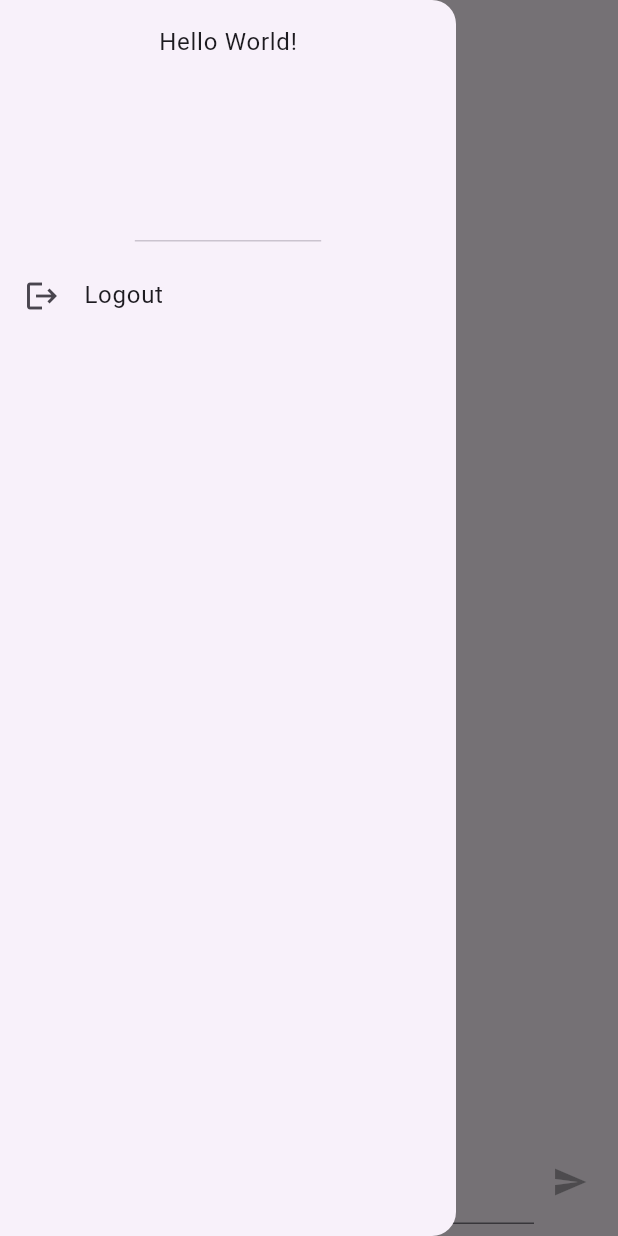
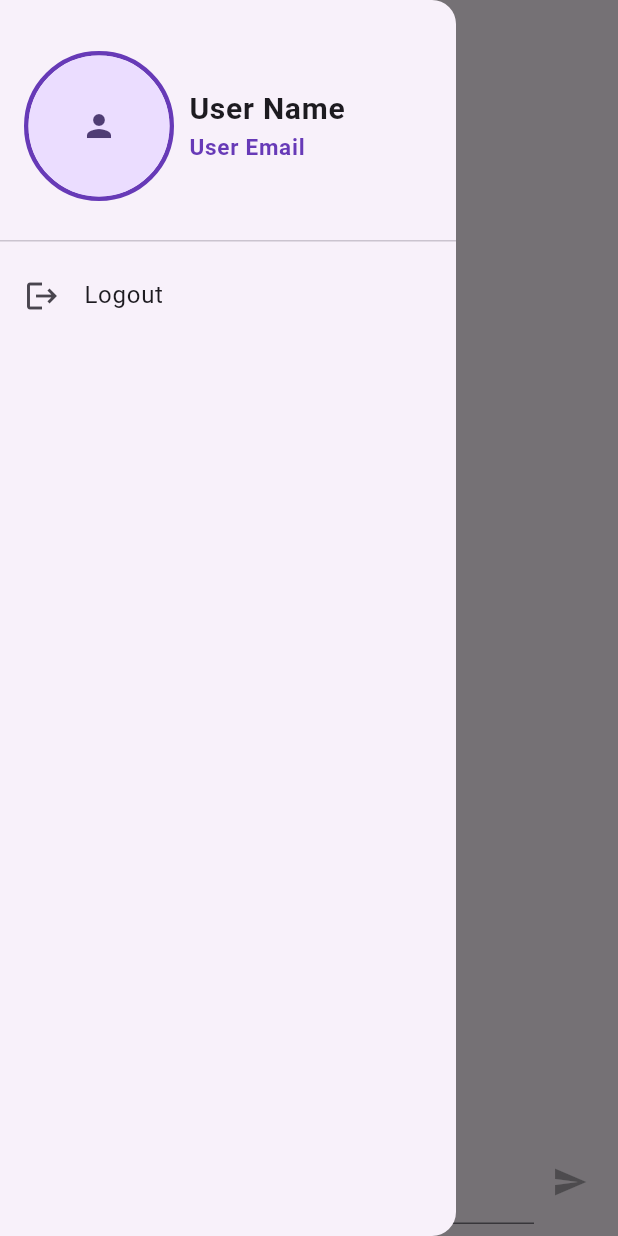
Before and after one commit to Nagi912003/Flutter-Chat-App, a Flutter app: the screen it shows once a user with an empty profile is signed in, with the side drawer open, on a phone screen of 412 x 824 dp. Run offline on Flutter 3.47's test engine with Material 2 defaults, Android fonts, the phone set to English and light mode, and no system bars; our stand-ins replace cloud_firestore, firebase_auth, firebase_core, image_picker; accounts and stored records are empty.

Commit message:
added image picker package allowing the user to change profile photo from either camera of gallery, and updated the drawer to do that.

```diff
--- a/lib/screens/chat_screen.dart
+++ b/lib/screens/chat_screen.dart
@@ -1,8 +1,8 @@
 import 'package:chat_app/widgets/chat/messages.dart';
 import 'package:chat_app/widgets/chat/new_message.dart';
+import 'package:chat_app/widgets/image_picker/user_image_picker.dart';
 import 'package:firebase_auth/firebase_auth.dart';
 import 'package:flutter/material.dart';
-import 'package:cloud_firestore/cloud_firestore.dart';
 
 class ChatScreen extends StatelessWidget {
   const ChatScreen({Key? key}) : super(key: key);
@@ -30,7 +30,35 @@ class ChatScreen extends StatelessWidget {
         child: Column(
           children: [
             const DrawerHeader(
-              child: Text('Hello World!'),
+              child: Row(
+                children: [
+                  UserImagePicker(),
+                  SizedBox(
+                    width: 10,
+                  ),
+                  Column(
+                    mainAxisAlignment: MainAxisAlignment.center,
+                    crossAxisAlignment: CrossAxisAlignment.start,
+                    children: [
+                      Text(
+                        'User Name',
+                        style: TextStyle(
+                          fontSize: 20,
+                          fontWeight: FontWeight.bold,
+                        ),
+                      ),
+                      Text(
+                        'User Email',
+                        style: TextStyle(
+                          fontSize: 15,
+                          fontWeight: FontWeight.bold,
+                          color: Colors.deepPurple,
+                        ),
+                      ),
+                    ],
+                  )
+                ],
+              ),
             ),
             ListTile(
               leading: const Icon(Icons.logout),
--- /dev/null
+++ b/lib/widgets/image_picker/user_image_picker.dart
@@ -0,0 +1,101 @@
+import 'dart:async';
+import 'dart:io';
+
+import 'package:flutter/material.dart';
+import 'package:image_picker/image_picker.dart';
+
+class UserImagePicker extends StatefulWidget {
+  const UserImagePicker({Key? key}) : super(key: key);
+
+  @override
+  State<UserImagePicker> createState() => _UserImagePickerState();
+}
+
+class _UserImagePickerState extends State<UserImagePicker> {
+  File? galleryImage;
+  Future pickImage(ImageSource source) async {
+    final galleryImage = await ImagePicker().pickImage(source: source);
+    if (galleryImage == null) return;
+
+    final imageTemporary = File(galleryImage.path);
+    this.galleryImage = imageTemporary;
+    setState(() => this.galleryImage = imageTemporary);
+  }
+
+  void showMyDialog(BuildContext context) {
+    showDialog(
+      context: context,
+      builder: (BuildContext context) {
+        return AlertDialog(
+          title: const Text('change profile picture'),
+          content: Row(
+            mainAxisAlignment: MainAxisAlignment.spaceAround,
+            crossAxisAlignment: CrossAxisAlignment.center,
+            children: [
+              Column(
+                mainAxisSize: MainAxisSize.min,
+                children: [
+                  ElevatedButton(
+                      onPressed: () => pickImage(ImageSource.camera),
+                      child: const Icon(
+                        Icons.camera,
+                        semanticLabel: 'camera',
+                      )),
+                  const Text('camera'),
+                ],
+              ),
+              Column(
+                mainAxisSize: MainAxisSize.min,
+                children: [
+                  ElevatedButton(
+                      onPressed: () => pickImage(ImageSource.gallery),
+                      child: const Icon(
+                        Icons.photo_library_outlined,
+                        semanticLabel: 'from Gallery',
+                      )),
+                  const Text('from Gallery'),
+                ],
+              ),
+            ],
+          ),
+          actions: [
+            TextButton(
+              child: const Text('Close'),
+              onPressed: () {
+                Navigator.of(context).pop();
+              },
+            ),
+          ],
+        );
+      },
+    );
+  }
+
+  @override
+  Widget build(BuildContext context) {
+    return InkWell(
+      onTap: () => showMyDialog(context),
+      child: Container(
+        width: 100,
+        height: 100,
+        decoration: BoxDecoration(
+          border: Border.all(color: Colors.deepPurple, width: 3),
+          borderRadius: BorderRadius.circular(50),
+        ),
+        child: CircleAvatar(
+          child: galleryImage == null
+              ? const Icon(Icons.person)
+              : ClipRRect(
+                  borderRadius: BorderRadius.circular(50),
+                  child: Image.file(
+                    galleryImage!,
+                    width: 100,
+                    height: 100,
+                    fit: BoxFit.cover,
+                  ),
+                ),
+        ),
+      ),
+    );
+  }
+}
--- a/pubspec.yaml
+++ b/pubspec.yaml
@@ -38,6 +38,7 @@ dependencies:
   cloud_firestore: ^4.7.1
   firebase_core: ^2.13.0
   firebase_auth: ^4.6.1
+  image_picker: ^0.8.7+5
 
 dev_dependencies:
   flutter_test:
```
Also changed, not shown: pubspec.lock.
